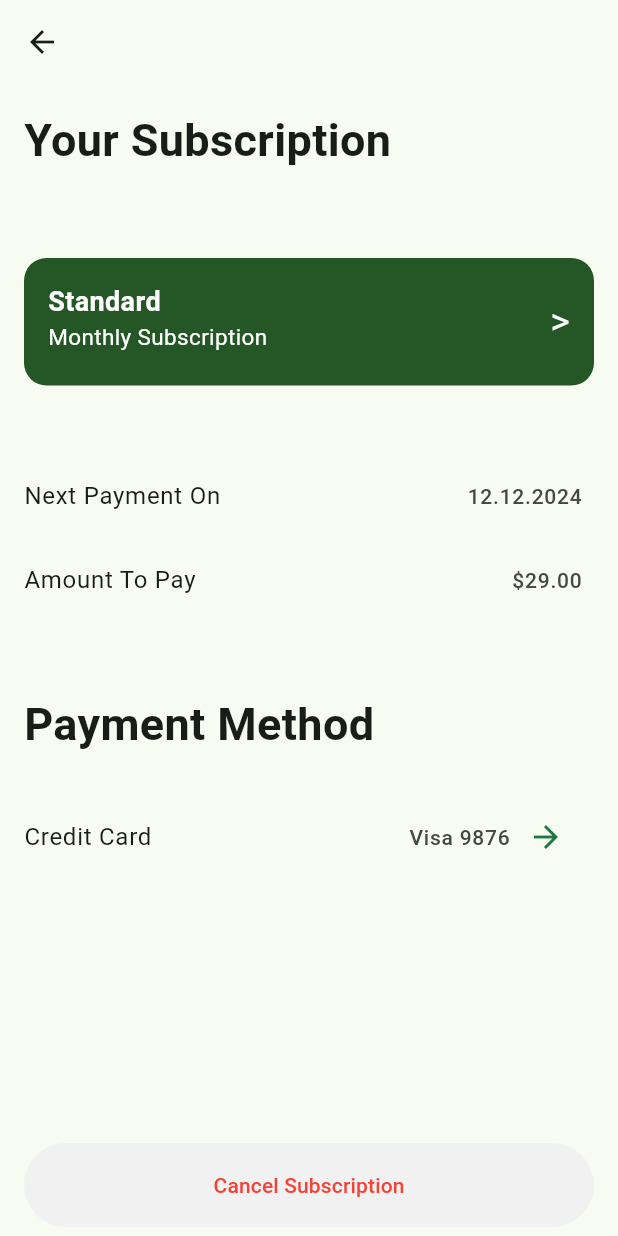
After one commit to AbdulazizAlkhars/sulalh, a Flutter app: the SubscriptionPage screen opened directly, on a phone screen of 412 x 824 dp. The commit adds this screen. Run offline on Flutter 3.47's test engine with Material 2 defaults, Android fonts, the phone set to English and light mode, and no system bars; our stand-ins replace image_picker.

Commit message:
Subscriptions,Payment Methods & Notifications Pages

```diff
--- a/lib/PaymentMethods/AddNewCardPage.dart
+++ b/lib/PaymentMethods/AddNewCardPage.dart
@@ -228,7 +228,8 @@ class CardWidget extends StatelessWidget {
     return Card(
       elevation: 0,
       child: ListTile(
-        leading: const Icon(Icons.credit_card),
+        leading: Container(
+            height: 30, width: 30, child: Image.asset('assets/pngegg.png')),
         title: Text(maskedCardNumber),
       ),
     );
--- /dev/null
+++ b/lib/Subscription/Subscription.dart
@@ -0,0 +1,165 @@
+import 'package:flutter/material.dart';
+
+class SubscriptionPage extends StatefulWidget {
+  @override
+  State<SubscriptionPage> createState() => _SubscriptionPageState();
+}
+
+class _SubscriptionPageState extends State<SubscriptionPage> {
+  @override
+  Widget build(BuildContext context) {
+    return Scaffold(
+      appBar: AppBar(
+        leading: IconButton(
+          icon: const Icon(Icons.arrow_back),
+          onPressed: () {
+            Navigator.pop(context);
+          },
+        ),
+      ),
+      body: SingleChildScrollView(
+        child: Column(
+          crossAxisAlignment: CrossAxisAlignment.start,
+          children: [
+            Padding(
+              padding: const EdgeInsets.all(16.0),
+              child: const Text(
+                'Your Subscription',
+                style: TextStyle(
+                  fontSize: 30,
+                  fontWeight: FontWeight.bold,
+                ),
+              ),
+            ),
+            const SizedBox(height: 25),
+            Padding(
+              padding: const EdgeInsets.all(16.0),
+              child: Container(
+                height: 85,
+                width: double.infinity,
+                // padding: const EdgeInsets.all(8),
+                decoration: BoxDecoration(
+                  color: const Color.fromARGB(255, 36, 86, 38),
+                  borderRadius: BorderRadius.circular(15),
+                ),
+                child: const Padding(
+                  padding: EdgeInsets.all(16.0),
+                  child: Row(
+                    mainAxisAlignment: MainAxisAlignment.spaceBetween,
+                    children: [
+                      Column(
+                        crossAxisAlignment: CrossAxisAlignment.start,
+                        children: [
+                          Text(
+                            'Standard',
+                            style: TextStyle(
+                              color: Colors.white,
+                              fontSize: 18,
+                              fontWeight: FontWeight.bold,
+                            ),
+                          ),
+                          Text(
+                            'Monthly Subscription',
+                            style: TextStyle(
+                              color: Colors.white,
+                              fontSize: 15,
+                            ),
+                          ),
+                        ],
+                      ),
+                      Text(
+                        '>',
+                        style: TextStyle(
+                          color: Colors.white,
+                          fontSize: 25,
+                        ),
+                      ),
+                    ],
+                  ),
+                ),
+              ),
+            ),
+            const SizedBox(height: 30),
+            const ListTile(
+              title: Text('Next Payment On'),
+              trailing: Text(
+                '12.12.2024',
+                style: TextStyle(fontSize: 14),
+              ),
+            ),
+            const ListTile(
+              title: Text('Amount To Pay'),
+              trailing: Text(
+                '\$29.00',
+                style: TextStyle(fontSize: 14),
+              ),
+            ),
+            const SizedBox(height: 30),
+            Padding(
+              padding: const EdgeInsets.all(16.0),
+              child: const Text(
+                'Payment Method',
+                style: TextStyle(
+                  fontSize: 30,
+                  fontWeight: FontWeight.bold,
+                ),
+              ),
+            ),
+            const SizedBox(height: 10),
+            ListTile(
+              title: const Text('Credit Card'),
+              trailing: Row(
+                mainAxisSize: MainAxisSize.min,
+                children: [
+                  const Text(
+                    'Visa 9876',
+                    style: TextStyle(fontSize: 14),
+                  ),
+                  IconButton(
+                    icon: const Icon(
+                      Icons.arrow_forward,
+                      color: Color.fromARGB(255, 28, 121, 65),
+                    ),
+                    onPressed: () {
+                      // Add your onPressed logic here
+                    },
+                  ),
+                ],
+              ),
+            ),
+            Container(
+              height: 160,
+            ),
+            Padding(
+              padding: const EdgeInsets.all(16.0),
+              child: SizedBox(
+                width: double.infinity,
+                child: ElevatedButton(
+                  onPressed: () {},
+                  style: ElevatedButton.styleFrom(
+                    elevation: 0,
+                    backgroundColor: Color.fromARGB(255, 241, 241, 241),
+                    padding: const EdgeInsets.symmetric(
+                      vertical: 18,
+                    ),
+                    shape: RoundedRectangleBorder(
+                      borderRadius: BorderRadius.circular(50),
+                    ),
+                  ),
+                  child: const Text(
+                    'Cancel Subscription',
+                    style: TextStyle(
+                      fontSize: 14,
+                      color: Colors.red,
+                    ),
+                  ),
+                ),
+              ),
+            ),
+            // Add your widgets here
+          ],
+        ),
+      ),
+    );
+  }
+}
--- a/lib/main.dart
+++ b/lib/main.dart
@@ -1,5 +1,4 @@
 import 'package:flutter/material.dart';
-import 'package:hathera_demo/PaymentMethods/PaymentPage.dart';
 import 'package:hathera_demo/signup/Signup_With_Phone.dart';
 
 void main() {
--- a/pubspec.yaml
+++ b/pubspec.yaml
@@ -64,7 +64,8 @@ flutter:
   uses-material-design: true
 
   # To add assets to your application, add an assets section, like this:
-  # assets:
+  assets:
+      - assets/PaymentPNGs/
   #   - images/a_dot_burr.jpeg
   #   - images/a_dot_ham.jpeg
 
```
Also changed, not shown: lib/NotificationSettings/NotificationsPause.dart (added, +120 -0 lines), lib/PaymentMethods/PaymentPage.dart (+31 -4 lines), lib/Profile/ProfilePage.dart (+18 -4 lines), assets/PaymentPNGs/ApplePay.png (added), assets/PaymentPNGs/GPay.png (added), assets/PaymentPNGs/PayPal.png (added), assets/PaymentPNGs/VISA.png (added).
